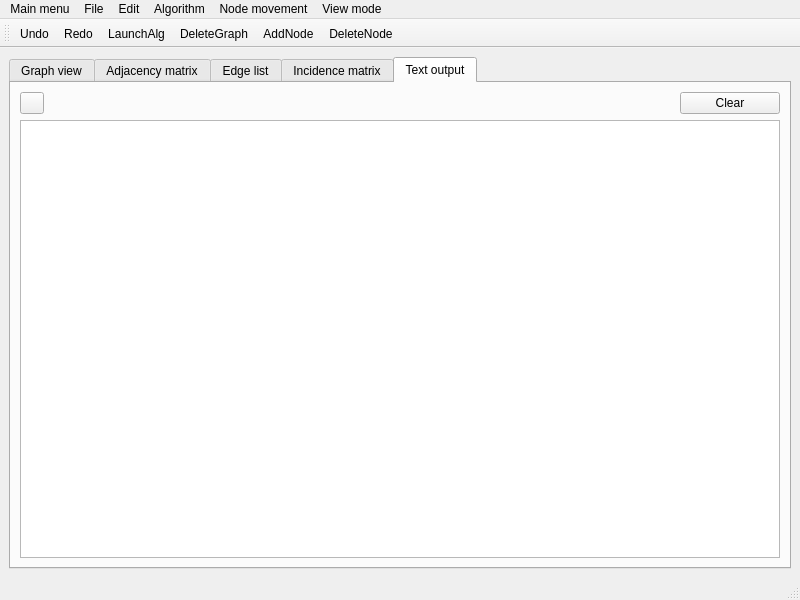
Before: the Qt Designer form mainwindow.ui in C0FFiN-prod/graph-works, drawn with Qt 5.
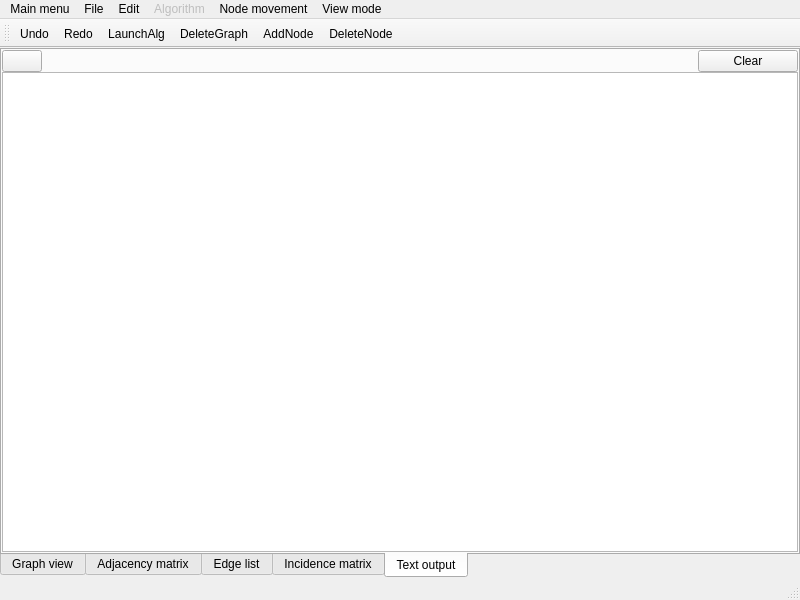
After: the same form once the commit is applied. The open tabs and pages were chosen to show the change. Icons and pictures are not drawn.

Commit message: Addet styles for almost everything

```diff
--- a/mainwindow.ui
+++ b/mainwindow.ui
@@ -19,6 +19,12 @@
   <property name="windowOpacity">
    <double>1.000000000000000</double>
   </property>
+  <property name="autoFillBackground">
+   <bool>true</bool>
+  </property>
+  <property name="styleSheet">
+   <string notr="true"/>
+  </property>
   <property name="documentMode">
    <bool>false</bool>
   </property>
@@ -32,9 +38,30 @@
    <bool>true</bool>
   </property>
   <widget class="QWidget" name="centralwidget">
+   <property name="autoFillBackground">
+    <bool>true</bool>
+   </property>
    <layout class="QGridLayout" name="gridLayout">
+    <property name="leftMargin">
+     <number>0</number>
+    </property>
+    <property name="topMargin">
+     <number>0</number>
+    </property>
+    <property name="rightMargin">
+     <number>0</number>
+    </property>
+    <property name="bottomMargin">
+     <number>0</number>
+    </property>
+    <property name="spacing">
+     <number>6</number>
+    </property>
     <item row="0" column="0">
      <widget class="QTabWidget" name="tabWidget">
+      <property name="tabPosition">
+       <enum>QTabWidget::South</enum>
+      </property>
       <property name="tabShape">
        <enum>QTabWidget::Rounded</enum>
       </property>
@@ -321,7 +348,22 @@
         <string>Text output</string>
        </attribute>
        <layout class="QGridLayout" name="gridLayout_2">
-        <item row="0" column="1">
+        <property name="leftMargin">
+         <number>0</number>
+        </property>
+        <property name="topMargin">
+         <number>0</number>
+        </property>
+        <property name="rightMargin">
+         <number>0</number>
+        </property>
+        <property name="bottomMargin">
+         <number>0</number>
+        </property>
+        <property name="spacing">
+         <number>0</number>
+        </property>
+        <item row="1" column="1">
          <spacer name="horizontalSpacer">
           <property name="orientation">
            <enum>Qt::Horizontal</enum>
@@ -334,7 +376,17 @@
           </property>
          </spacer>
         </item>
-        <item row="0" column="3">
+        <item row="2" column="0" colspan="3">
+         <widget class="QPlainTextEdit" name="console">
+          <property name="readOnly">
+           <bool>true</bool>
+          </property>
+          <property name="plainText">
+           <string/>
+          </property>
+         </widget>
+        </item>
+        <item row="1" column="2">
          <widget class="QPushButton" name="buttonClearConsole">
           <property name="minimumSize">
            <size>
@@ -350,20 +402,8 @@
           </property>
          </widget>
         </item>
-        <item row="0" column="0">
+        <item row="1" column="0">
          <widget class="QPushButton" name="buttonPinConsole">
-          <property name="maximumSize">
-           <size>
-            <width>24</width>
-            <height>24</height>
-           </size>
-          </property>
-          <property name="styleSheet">
-           <string notr="true"/>
-          </property>
-          <property name="text">
-           <string/>
-          </property>
           <property name="icon">
            <iconset resource="resource.qrc">
             <normaloff>:/ico/icons/Unpin.svg</normaloff>
@@ -371,19 +411,6 @@
           </property>
           <property name="checkable">
            <bool>true</bool>
-          </property>
-          <property name="flat">
-           <bool>false</bool>
-          </property>
-         </widget>
-        </item>
-        <item row="1" column="0" colspan="4">
-         <widget class="QPlainTextEdit" name="console">
-          <property name="readOnly">
-           <bool>true</bool>
-          </property>
-          <property name="plainText">
-           <string/>
           </property>
          </widget>
         </item>
@@ -426,6 +453,9 @@
     <addaction name="actionRedo"/>
    </widget>
    <widget class="QMenu" name="menuAlgorithm">
+    <property name="enabled">
+     <bool>false</bool>
+    </property>
     <property name="title">
      <string>Algorithm</string>
     </property>
```
Left out of the diff: 235 changed lines with no effect on the pictures. The commit also changes 8 other files.
